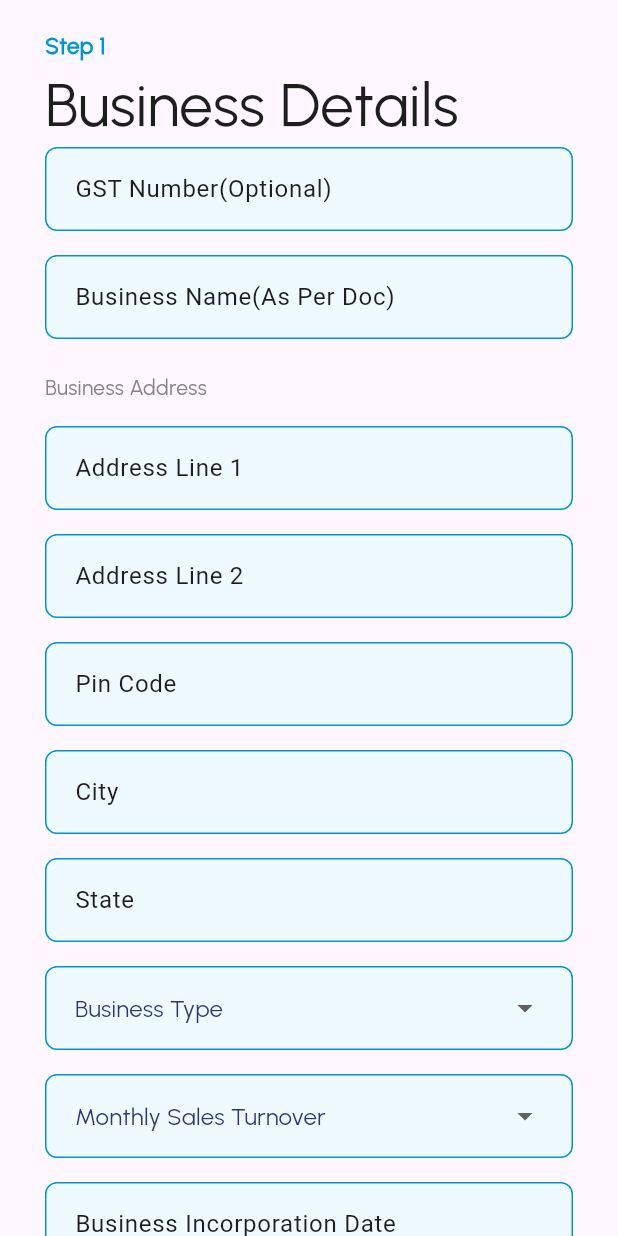
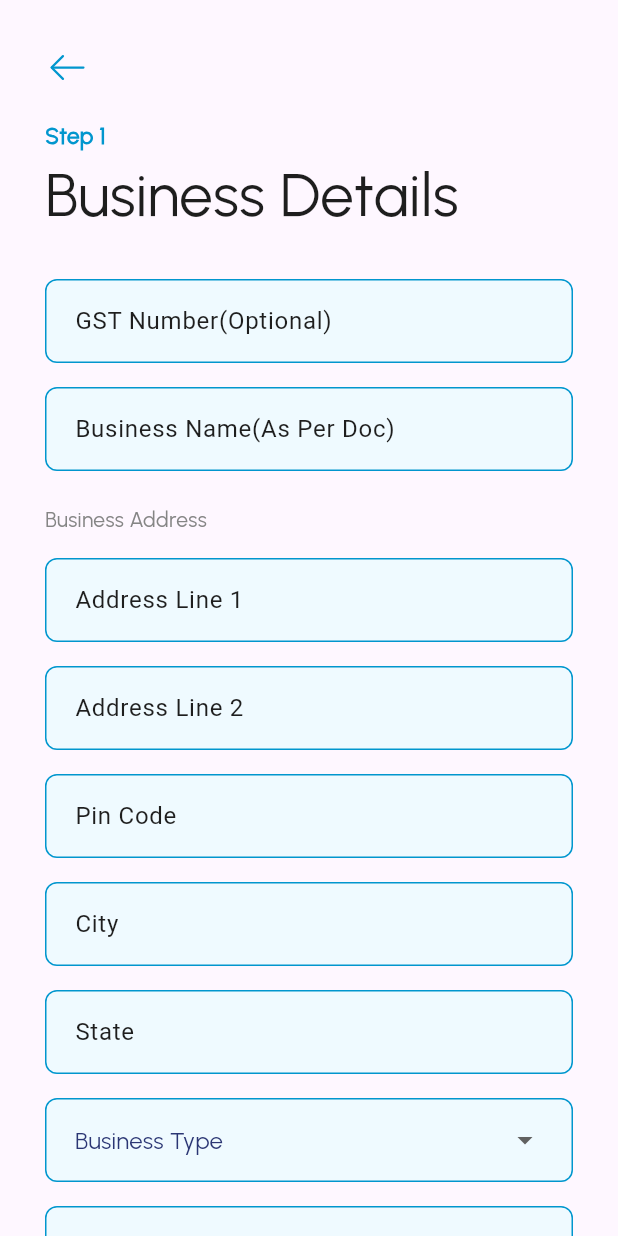
Before and after one commit to bhagwanv/ScaleUpApp, a Flutter app: the screen it shows after launch, on a phone screen of 412 x 824 dp. Run offline on Flutter 3.47's test engine with Material 3 defaults, Android fonts, the phone set to English and light mode, and no system bars; our stand-ins replace dropdown_button2, flutter_otp_text_field, flutter_svg, pinput; missing offline and left inert: cupertino_date_time_picker_loki.

```diff
--- a/lib/view/business_details/business_details.dart
+++ b/lib/view/business_details/business_details.dart
@@ -156,6 +156,13 @@ class _BusinessDetailsState extends State<BusinessDetails> {
             child: Column(
               crossAxisAlignment: CrossAxisAlignment.start,
               children: [
+                Padding(
+                  padding: const EdgeInsets.only(top: 30.0),
+                  child: SvgPicture.asset(
+                      "assets/icons/back_arrow_icon.svg",
+                      colorFilter: const ColorFilter.mode(
+                          kPrimaryColor, BlendMode.srcIn)),
+                ),
                 const Padding(
                   padding: EdgeInsets.only(top: 20, bottom: 0),
                   child: Text(
@@ -177,6 +184,9 @@ class _BusinessDetailsState extends State<BusinessDetails> {
                     color: blackSmall,
                     fontWeight: FontWeight.w400,
                   ),
+                ),
+                SizedBox(
+                  height: 28.0,
                 ),
                 CommonTextField(
                   controller: _gstController,
```
Also changed, not shown: assets/icons/back_arrow_icon.svg (added).
